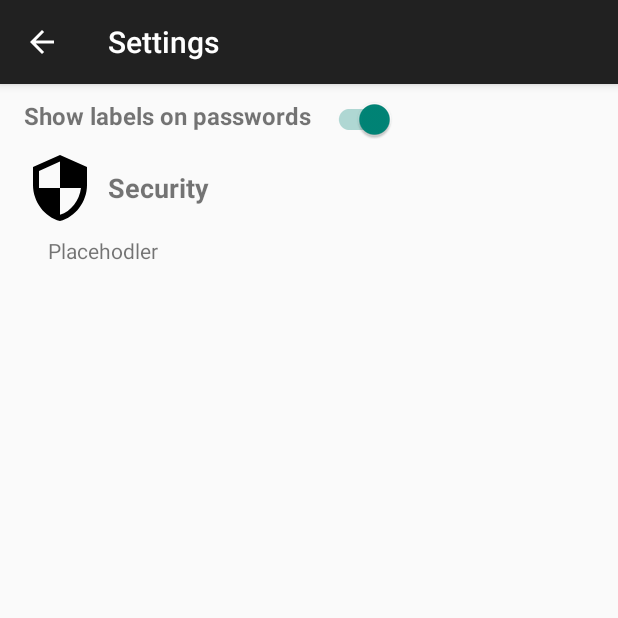
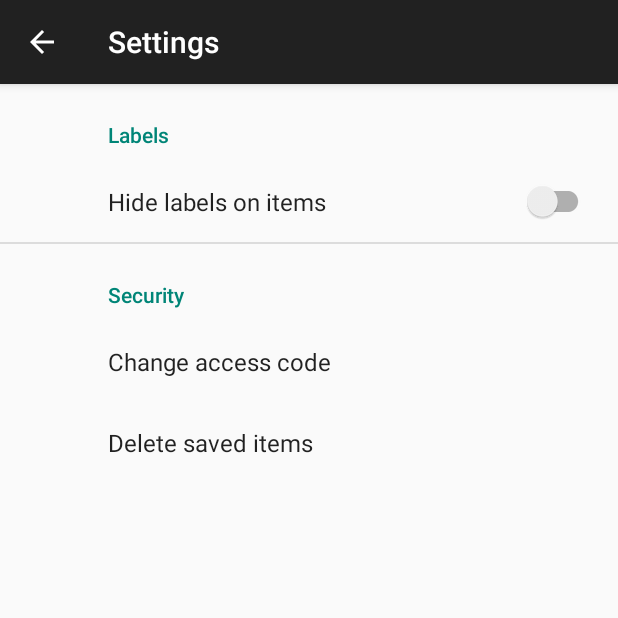
Before and after one commit to Iron2213/Password_Keeper, an Android app: the MainActivity screen opened directly, with no data from a screen before it, in the options menu, after a tap on "Settings", on a phone screen of 412 x 824 dp, the top half of it. Run offline under Robolectric (Android 15) with nearby library versions, the phone set to English and light mode, and no system bars; our stand-ins replace androidx.preference.

Commit message:
Change Settings page to use Preferences API. Moved error messages to string.xml file.

```diff
--- a/app/src/main/AndroidManifest.xml
+++ b/app/src/main/AndroidManifest.xml
@@ -19,7 +19,7 @@
 		<activity
 			android:name=".Activities.SplashActivity"
 			android:noHistory="true"
-			android:screenOrientation="portrait"
+			android:screenOrientation="fullSensor"
 			android:theme="@style/AppTheme.Splash">
 			<intent-filter>
 				<action android:name="android.intent.action.MAIN" />
@@ -30,7 +30,7 @@
 		<activity
 			android:name=".Activities.Login_SetupActivity"
 			android:noHistory="true"
-			android:screenOrientation="portrait"
+			android:screenOrientation="fullSensor"
 			android:theme="@style/AppTheme.NoActionBar" />
 		<activity
 			android:name=".Activities.MainActivity"
--- a/app/src/main/java/com/example/passwordkeeper/Activities/MainActivity.java
+++ b/app/src/main/java/com/example/passwordkeeper/Activities/MainActivity.java
@@ -2,7 +2,6 @@ package com.example.passwordkeeper.Activities;
 
 import android.app.Dialog;
 import android.content.Context;
-import android.content.DialogInterface;
 import android.content.Intent;
 import android.graphics.Canvas;
 import android.graphics.Color;
@@ -22,7 +21,6 @@ import android.widget.TextView;
 import android.widget.Toast;
 
 import androidx.annotation.NonNull;
-import androidx.appcompat.app.AlertDialog;
 import androidx.appcompat.app.AppCompatActivity;
 import androidx.appcompat.app.AppCompatDialog;
 import androidx.appcompat.widget.AppCompatButton;
@@ -53,7 +51,6 @@ public class MainActivity extends AppCompatActivity {
 	private LocalDatabaseIO mDB_IO;
 
 	private RecyclerView.AdapterDataObserver mDataObserver = new RecyclerView.AdapterDataObserver() {
-
 		@Override
 		public void onChanged() {
 			super.onChanged();
@@ -84,13 +81,13 @@ public class MainActivity extends AppCompatActivity {
 	private ItemTouchHelper.SimpleCallback mSimpleItemTouchCallback = new ItemTouchHelper.SimpleCallback(0, ItemTouchHelper.LEFT | ItemTouchHelper.RIGHT) {
 		private Drawable mIconDelete = null;
 		private Drawable mIconEdit = null;
-		private int mImageSize = 128;
 
 		@Override
 		public void onChildDraw(@NonNull Canvas c, @NonNull RecyclerView recyclerView, @NonNull RecyclerView.ViewHolder viewHolder, float dX, float dY, int actionState, boolean isCurrentlyActive) {
 			View itemView = viewHolder.itemView;
 
 			int itemHeight = itemView.getBottom() - itemView.getTop();
+			int mImageSize = 128;
 			int deleteIconTop = itemView.getTop() + (itemHeight - mImageSize) / 2;
 			int deleteIconMargin = (itemHeight - mImageSize) / 2;
 			int deleteIconBottom = deleteIconTop + mImageSize;
@@ -248,7 +245,7 @@ public class MainActivity extends AppCompatActivity {
 								mAdapter.notifyDataSetChanged();
 								dialog.dismiss();
 							} else {
-								lblError.setText("Email and password cannot be empty");
+								lblError.setText(R.string.error_email_password_empty);
 							}
 
 						}
@@ -312,13 +309,6 @@ public class MainActivity extends AppCompatActivity {
 
 	@Override
 	public boolean onPrepareOptionsMenu(Menu menu) {
-
-		if (Utility.DataSet.size() < 1) {
-			menu.findItem(R.id.mnuEmptyTable).setEnabled(false);
-		} else {
-			menu.findItem(R.id.mnuEmptyTable).setEnabled(true);
-		}
-
 		return super.onPrepareOptionsMenu(menu);
 	}
 
@@ -372,13 +362,13 @@ public class MainActivity extends AppCompatActivity {
 								dialog.dismiss();
 							} else {
 								lblError.setVisibility(View.VISIBLE);
-								lblError.setText("A problem occurred, unable to add item");
+								lblError.setText(R.string.error_add_item);
 							}
 
 
 						} else {
 							lblError.setVisibility(View.VISIBLE);
-							lblError.setText("Email and password cannot be empty");
+							lblError.setText(R.string.error_email_password_empty);
 						}
 					}
 				});
@@ -392,27 +382,6 @@ public class MainActivity extends AppCompatActivity {
 				});
 
 				dialog.show();
-				break;
-
-			case R.id.mnuEmptyTable:
-				new AlertDialog.Builder(this)
-						.setTitle("Delete all passwords")
-						.setIcon(android.R.drawable.ic_dialog_alert)
-						.setMessage("Are you sure you want to delete all the passwords?\n(This action is irreversible)")
-						.setPositiveButton("DELETE", new DialogInterface.OnClickListener() {
-							public void onClick(DialogInterface dialog, int which) {
-
-								// I empty the dataset and local DB
-								Utility.DataSet.clear();
-								mDB_IO.deleteAllItems();
-
-								// I notify that the items in the dataset have been deleted
-								mAdapter.notifyDataSetChanged();
-								Toast.makeText(mContextMainActivity, "All passwords have been deleted", Toast.LENGTH_LONG).show();
-							}
-						})
-						.setNegativeButton("CANCEL", null)
-						.show();
 				break;
 
 			case R.id.mnuSettings:
--- a/app/src/main/java/com/example/passwordkeeper/Activities/SettingsActivity.java
+++ b/app/src/main/java/com/example/passwordkeeper/Activities/SettingsActivity.java
@@ -1,10 +1,14 @@
 package com.example.passwordkeeper.Activities;
 
+import android.content.DialogInterface;
 import android.os.Bundle;
-import android.widget.CompoundButton;
+import android.widget.Toast;
 
+import androidx.appcompat.app.ActionBar;
+import androidx.appcompat.app.AlertDialog;
 import androidx.appcompat.app.AppCompatActivity;
-import androidx.appcompat.widget.SwitchCompat;
+import androidx.preference.Preference;
+import androidx.preference.PreferenceFragmentCompat;
 
 import com.example.passwordkeeper.R;
 import com.example.passwordkeeper.Utility;
@@ -14,15 +18,59 @@ public class SettingsActivity extends AppCompatActivity {
 	@Override
 	protected void onCreate(Bundle savedInstanceState) {
 		super.onCreate(savedInstanceState);
-		setContentView(R.layout.activity_settings);
+		setContentView(R.layout.settings_activity);
+		getSupportFragmentManager()
+				.beginTransaction()
+				.replace(R.id.settings, new SettingsFragment())
+				.commit();
+		ActionBar actionBar = getSupportActionBar();
+		if (actionBar != null) {
+			actionBar.setDisplayHomeAsUpEnabled(true);
+		}
+	}
 
-		SwitchCompat swItemLabels = findViewById(R.id.swItemLabels);
-		swItemLabels.setChecked(Utility.Settings.isShowLabelsOnItems());
-		swItemLabels.setOnCheckedChangeListener(new CompoundButton.OnCheckedChangeListener() {
-			@Override
-			public void onCheckedChanged(CompoundButton buttonView, boolean isChecked) {
-				Utility.Settings.setShowLabelsOnItems(isChecked);
-			}
-		});
+	public static class SettingsFragment extends PreferenceFragmentCompat {
+		@Override
+		public void onCreatePreferences(Bundle savedInstanceState, String rootKey) {
+			setPreferencesFromResource(R.xml.main_preferences, rootKey);
+
+			Preference changeCodePreference = findPreference("change_code");
+			if (changeCodePreference != null)
+				changeCodePreference.setOnPreferenceClickListener(new Preference.OnPreferenceClickListener() {
+					@Override
+					public boolean onPreferenceClick(Preference preference) {
+						Toast.makeText(getContext(), "[WIP]", Toast.LENGTH_SHORT).show();
+						return true;
+					}
+				});
+
+			Preference deleteAllPreference = findPreference("delete_all");
+			if (deleteAllPreference != null)
+				deleteAllPreference.setOnPreferenceClickListener(new Preference.OnPreferenceClickListener() {
+					@Override
+					public boolean onPreferenceClick(Preference preference) {
+
+						new AlertDialog.Builder(getContext())
+								.setTitle("Delete all passwords")
+								.setIcon(android.R.drawable.ic_dialog_alert)
+								.setMessage("Are you sure you want to delete all the passwords?\n(This action is irreversible)")
+								.setPositiveButton("DELETE", new DialogInterface.OnClickListener() {
+									public void onClick(DialogInterface dialog, int which) {
+
+										// I empty the dataset and local DB
+										Utility.DataSet.clear();
+										Utility.getDatabaseIO().deleteAllItems();
+
+										// I notify that the items in the dataset have been deleted
+										Toast.makeText(getContext(), "All passwords have been deleted", Toast.LENGTH_LONG).show();
+									}
+								})
+								.setNegativeButton("CANCEL", null)
+								.show();
+
+						return true;
+					}
+				});
+		}
 	}
 }
--- a/app/src/main/java/com/example/passwordkeeper/Activities/SplashActivity.java
+++ b/app/src/main/java/com/example/passwordkeeper/Activities/SplashActivity.java
@@ -1,8 +1,6 @@
 package com.example.passwordkeeper.Activities;
 
-import android.content.Context;
 import android.content.Intent;
-import android.content.SharedPreferences;
 import android.os.Bundle;
 import android.widget.Toast;
 
@@ -19,18 +17,13 @@ public class SplashActivity extends AppCompatActivity {
 
 		Utility.setDatabaseIO(this);
 		LocalDatabaseIO localDB = Utility.getDatabaseIO();
-
 		Utility.DataSet = localDB.getAllData();
-		String accessCode = localDB.getAccessCode();
-		SharedPreferences sharedPref = getPreferences(Context.MODE_PRIVATE);
-
 
 		if (!localDB.isFirstAccess()) {
+			String accessCode = localDB.getAccessCode();
+
 			if (!accessCode.isEmpty()) {
 				Utility.setAccessCode(accessCode);
-				Utility.Settings.setPINAccessEnabled(sharedPref.getBoolean("PIN_Access_Status", true));
-				Utility.Settings.setShowLabelsOnItems(sharedPref.getBoolean("Label_Visibility", true));
-
 			} else {
 				Toast.makeText(this, "An error occurred, unable to recover data. Please try again later...", Toast.LENGTH_LONG).show();
 			}
--- a/app/src/main/java/com/example/passwordkeeper/Adapter.java
+++ b/app/src/main/java/com/example/passwordkeeper/Adapter.java
@@ -9,6 +9,7 @@ import android.view.animation.AnimationUtils;
 import androidx.annotation.NonNull;
 import androidx.appcompat.widget.AppCompatTextView;
 import androidx.cardview.widget.CardView;
+import androidx.preference.PreferenceManager;
 import androidx.recyclerview.widget.RecyclerView;
 
 public class Adapter extends RecyclerView.Adapter<Adapter.CardHolder> {
@@ -27,7 +28,7 @@ public class Adapter extends RecyclerView.Adapter<Adapter.CardHolder> {
 
 	@Override
 	public void onBindViewHolder(@NonNull Adapter.CardHolder holder, int position) {
-		if (!Utility.Settings.isShowLabelsOnItems()) {
+		if (PreferenceManager.getDefaultSharedPreferences(mContext).getBoolean("labels_hide", false)) {
 			holder.mLayLabels.setVisibility(View.GONE);
 			holder.mDateLabel.setVisibility(View.GONE);
 		}
--- a/app/src/main/java/com/example/passwordkeeper/Utility.java
+++ b/app/src/main/java/com/example/passwordkeeper/Utility.java
@@ -5,27 +5,6 @@ import android.content.Context;
 import java.util.List;
 
 public class Utility {
-
-	public static class Settings {
-		private static boolean showLabelsOnItems = true;
-		private static boolean PINAccessEnabled = true;
-
-		public static boolean isShowLabelsOnItems() {
-			return showLabelsOnItems;
-		}
-
-		public static void setShowLabelsOnItems(boolean showLabelsOnItems) {
-			Settings.showLabelsOnItems = showLabelsOnItems;
-		}
-
-		public static boolean isPINAccessEnabled() {
-			return PINAccessEnabled;
-		}
-
-		public static void setPINAccessEnabled(boolean PINAccessEnabled) {
-			Settings.PINAccessEnabled = PINAccessEnabled;
-		}
-	}
 
 	public static List<Items> DataSet;
 	private static String PINCode;
--- a/app/src/main/res/layout/activity_settings.xml
+++ /dev/null
@@ -1,63 +0,0 @@
-<androidx.appcompat.widget.LinearLayoutCompat xmlns:android="http://schemas.android.com/apk/res/android"
-	android:layout_width="match_parent"
-	android:layout_height="match_parent"
-	android:orientation="vertical">
-
-	<androidx.appcompat.widget.LinearLayoutCompat
-		android:layout_width="wrap_content"
-		android:layout_height="wrap_content"
-		android:layout_marginStart="16dp"
-		android:layout_marginTop="10dp">
-
-		<androidx.appcompat.widget.AppCompatTextView
-			android:layout_width="wrap_content"
-			android:layout_height="match_parent"
-			android:text="Show labels on passwords"
-			android:textSize="16sp"
-			android:textStyle="bold" />
-
-		<androidx.appcompat.widget.SwitchCompat
-			android:id="@+id/swItemLabels"
-			android:layout_width="wrap_content"
-			android:layout_height="wrap_content"
-			android:layout_marginStart="8dp" />
-
-	</androidx.appcompat.widget.LinearLayoutCompat>
-
-	<androidx.appcompat.widget.LinearLayoutCompat
-		android:layout_width="match_parent"
-		android:layout_height="wrap_content"
-		android:layout_marginStart="16dp"
-		android:layout_marginTop="8dp">
-
-		<androidx.appcompat.widget.AppCompatImageView
-			android:layout_width="wrap_content"
-			android:layout_height="wrap_content"
-			android:src="@drawable/ic_security_black"
-			android:tint="?android:attr/textColorPrimary" />
-
-		<androidx.appcompat.widget.AppCompatTextView
-			android:layout_width="wrap_content"
-			android:layout_height="wrap_content"
-			android:layout_gravity="center"
-			android:layout_marginStart="8dp"
-			android:text="Security"
-			android:textSize="18sp"
-			android:textStyle="bold" />
-
-	</androidx.appcompat.widget.LinearLayoutCompat>
-
-	<androidx.appcompat.widget.LinearLayoutCompat
-		android:layout_marginTop="8dp"
-		android:layout_width="wrap_content"
-		android:layout_height="wrap_content"
-		android:layout_marginStart="32dp">
-
-		<androidx.appcompat.widget.AppCompatTextView
-			android:layout_width="wrap_content"
-			android:layout_height="wrap_content"
-			android:text="Placehodler" />
-
-	</androidx.appcompat.widget.LinearLayoutCompat>
-
-</androidx.appcompat.widget.LinearLayoutCompat>
--- a/app/src/main/res/layout/recyclerview_cardview.xml
+++ b/app/src/main/res/layout/recyclerview_cardview.xml
@@ -77,7 +77,6 @@
 					android:textSize="16sp"
 					android:textStyle="bold" />
 
-
 			</androidx.appcompat.widget.LinearLayoutCompat>
 
 			<androidx.appcompat.widget.LinearLayoutCompat
--- /dev/null
+++ b/app/src/main/res/layout/settings_activity.xml
@@ -0,0 +1,10 @@
+<LinearLayout xmlns:android="http://schemas.android.com/apk/res/android"
+	android:layout_width="match_parent"
+	android:layout_height="match_parent">
+
+	<FrameLayout
+		android:id="@+id/settings"
+		android:layout_width="match_parent"
+		android:layout_height="match_parent" />
+
+</LinearLayout>
--- a/app/src/main/res/menu/menu_main.xml
+++ b/app/src/main/res/menu/menu_main.xml
@@ -12,11 +12,6 @@
 		app:showAsAction="ifRoom" />
 
 	<item
-		android:id="@+id/mnuEmptyTable"
-		android:title="@string/delete_saved_passwords"
-		app:showAsAction="never" />
-
-	<item
 		android:id="@+id/mnuSettings"
 		android:title="@string/settings"
 		app:showAsAction="never" />
--- a/app/src/main/res/values/strings.xml
+++ b/app/src/main/res/values/strings.xml
@@ -14,4 +14,14 @@
 	<string name="greetings">Welcome to Password Keeper!</string>
 	<string name="minimum_maximum">Minimum 4 digits, maximum 12</string>
 	<string name="first_setup_message">To keep your passwords safe setup a security PIN</string>
+	<string name="title_activity_settings2">Settings</string>
+	<string name="labels_visibility">Hide labels on items</string>
+
+	<!-- Preference Titles -->
+	<string name="security_header">Security</string>
+	<string name="labels_header">Labels</string>
+
+	<!-- Error messages -->
+	<string name="error_add_item">A problem occurred, unable to add item</string>
+	<string name="error_email_password_empty">Email and password cannot be empty</string>
 </resources>
--- /dev/null
+++ b/app/src/main/res/xml/main_preferences.xml
@@ -0,0 +1,25 @@
+<PreferenceScreen xmlns:app="http://schemas.android.com/apk/res-auto">
+
+	<PreferenceCategory app:title="@string/labels_header">
+
+		<SwitchPreferenceCompat
+			app:key="labels_hide"
+			app:title="@string/labels_visibility" />
+
+	</PreferenceCategory>
+
+	<PreferenceCategory
+		app:key="security"
+		app:title="@string/security_header">
+
+		<Preference
+			app:key="change_code"
+			app:title="Change access code" />
+
+	</PreferenceCategory>
+
+	<Preference
+		app:key="delete_all"
+		app:title="Delete saved items" />
+
+</PreferenceScreen>
--- a/build.gradle
+++ b/build.gradle
@@ -7,7 +7,7 @@ buildscript {
 
     }
     dependencies {
-        classpath 'com.android.tools.build:gradle:3.5.3'
+        classpath 'com.android.tools.build:gradle:3.6.1'
 
         // NOTE: Do not place your application dependencies here; they belong
         // in the individual module build.gradle files
```
Also changed, not shown: gradle/wrapper/gradle-wrapper.properties.
